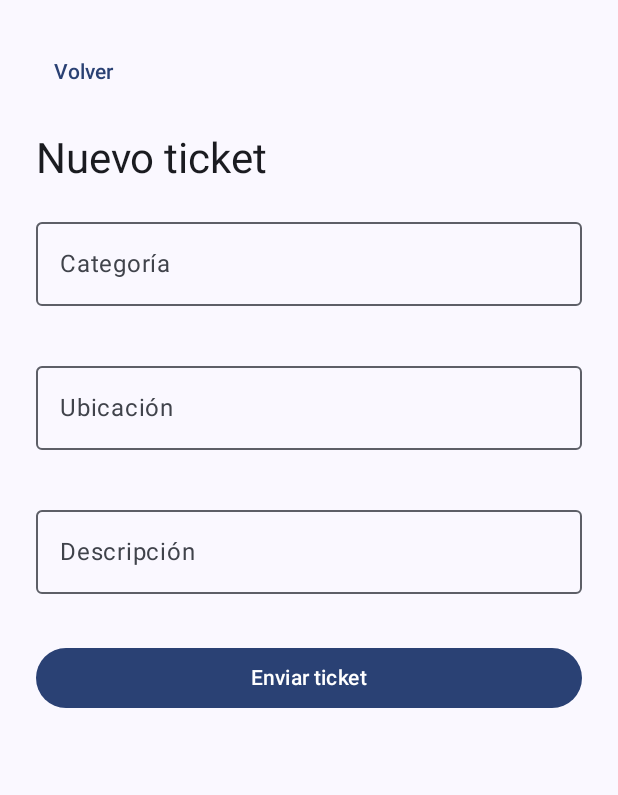
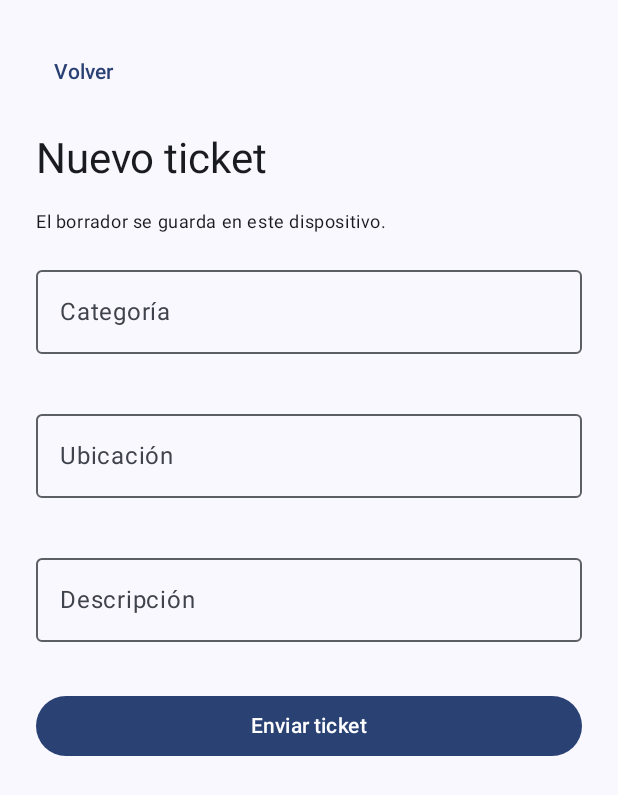
Before and after one commit to AlonsoFuentes01/alonso-fuentes-francisco-mardones, an Android app built with Jetpack Compose: the NuevoTicketScreen screen opened through its navigation route, on a phone screen of 412 x 824 dp. Shown: the top 795 px of the screen. Run offline under Robolectric (Android 15) with nearby library versions, the phone set to English and light mode, and no system bars.

Commit message:
feat: guardar borradores de tickets en Android

```diff
--- a/app/src/main/java/com/example/aplicacion_escuela/screens/NuevoTicketScreen.kt
+++ b/app/src/main/java/com/example/aplicacion_escuela/screens/NuevoTicketScreen.kt
@@ -31,10 +31,11 @@ fun NuevoTicketScreen(
     ) {
         TextButton(onClick = onVolver, enabled = !modelo.enviando) { Text("Volver") }
         Text("Nuevo ticket", style = MaterialTheme.typography.headlineMedium)
+        Text("El borrador se guarda en este dispositivo.", style = MaterialTheme.typography.bodySmall)
 
-        CampoTicket("Categoría", modelo.categoria, { modelo.categoria = it }, modelo)
-        CampoTicket("Ubicación", modelo.ubicacion, { modelo.ubicacion = it }, modelo)
-        CampoTicket("Descripción", modelo.descripcion, { modelo.descripcion = it }, modelo, false)
+        CampoTicket("Categoría", modelo.categoria, { modelo.actualizarBorrador(categoria = it) }, modelo)
+        CampoTicket("Ubicación", modelo.ubicacion, { modelo.actualizarBorrador(ubicacion = it) }, modelo)
+        CampoTicket("Descripción", modelo.descripcion, { modelo.actualizarBorrador(descripcion = it) }, modelo, false)
 
         Button(
             onClick = modelo::enviar,
--- a/app/src/main/java/com/example/aplicacion_escuela/viewmodel/NuevoTicketViewModel.kt
+++ b/app/src/main/java/com/example/aplicacion_escuela/viewmodel/NuevoTicketViewModel.kt
@@ -1,21 +1,33 @@
 package com.example.aplicacion_escuela.viewmodel
 
+import android.app.Application
+import android.content.Context
+import android.net.Uri
 import androidx.compose.runtime.getValue
 import androidx.compose.runtime.mutableStateOf
 import androidx.compose.runtime.setValue
-import androidx.lifecycle.ViewModel
+import androidx.lifecycle.AndroidViewModel
 import androidx.lifecycle.viewModelScope
 import com.example.aplicacion_escuela.data.CrearTicketRequest
 import com.example.aplicacion_escuela.data.TicketApiClient
 import com.example.aplicacion_escuela.data.TicketCreado
+import com.example.aplicacion_escuela.data.UserRepository
 import java.io.IOException
 import kotlinx.coroutines.launch
 import retrofit2.HttpException
 
-class NuevoTicketViewModel : ViewModel() {
-    var categoria by mutableStateOf("")
-    var ubicacion by mutableStateOf("")
-    var descripcion by mutableStateOf("")
+class NuevoTicketViewModel(app: Application) : AndroidViewModel(app) {
+    private val cuenta = UserRepository(app).getSession()
+    private val borrador = cuenta?.let {
+        app.getSharedPreferences("borrador_ticket_${Uri.encode(it)}", Context.MODE_PRIVATE)
+    }
+
+    var categoria by mutableStateOf(borrador?.getString("categoria", "").orEmpty())
+        private set
+    var ubicacion by mutableStateOf(borrador?.getString("ubicacion", "").orEmpty())
+        private set
+    var descripcion by mutableStateOf(borrador?.getString("descripcion", "").orEmpty())
+        private set
     var enviando by mutableStateOf(false)
         private set
     var intentoEnvio by mutableStateOf(false)
@@ -24,6 +36,21 @@ class NuevoTicketViewModel : ViewModel() {
         private set
     var ticket by mutableStateOf<TicketCreado?>(null)
         private set
+
+    fun actualizarBorrador(
+        categoria: String = this.categoria,
+        ubicacion: String = this.ubicacion,
+        descripcion: String = this.descripcion
+    ) {
+        this.categoria = categoria
+        this.ubicacion = ubicacion
+        this.descripcion = descripcion
+        borrador?.edit()
+            ?.putString("categoria", categoria)
+            ?.putString("ubicacion", ubicacion)
+            ?.putString("descripcion", descripcion)
+            ?.apply()
+    }
 
     fun enviar() {
         if (enviando) return
@@ -43,6 +70,7 @@ class NuevoTicketViewModel : ViewModel() {
                 categoria = ""
                 ubicacion = ""
                 descripcion = ""
+                borrador?.edit()?.clear()?.apply()
             } catch (_: IOException) {
                 error = "No se pudo confirmar el envío. Revisa la conexión."
             } catch (_: HttpException) {
```
